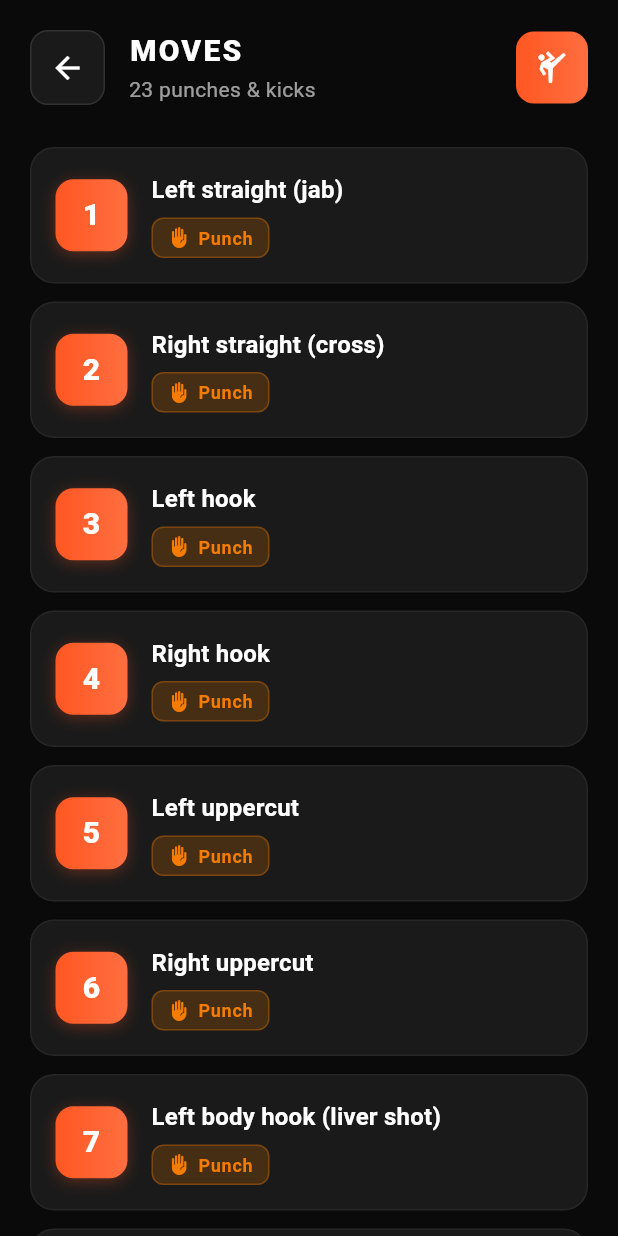
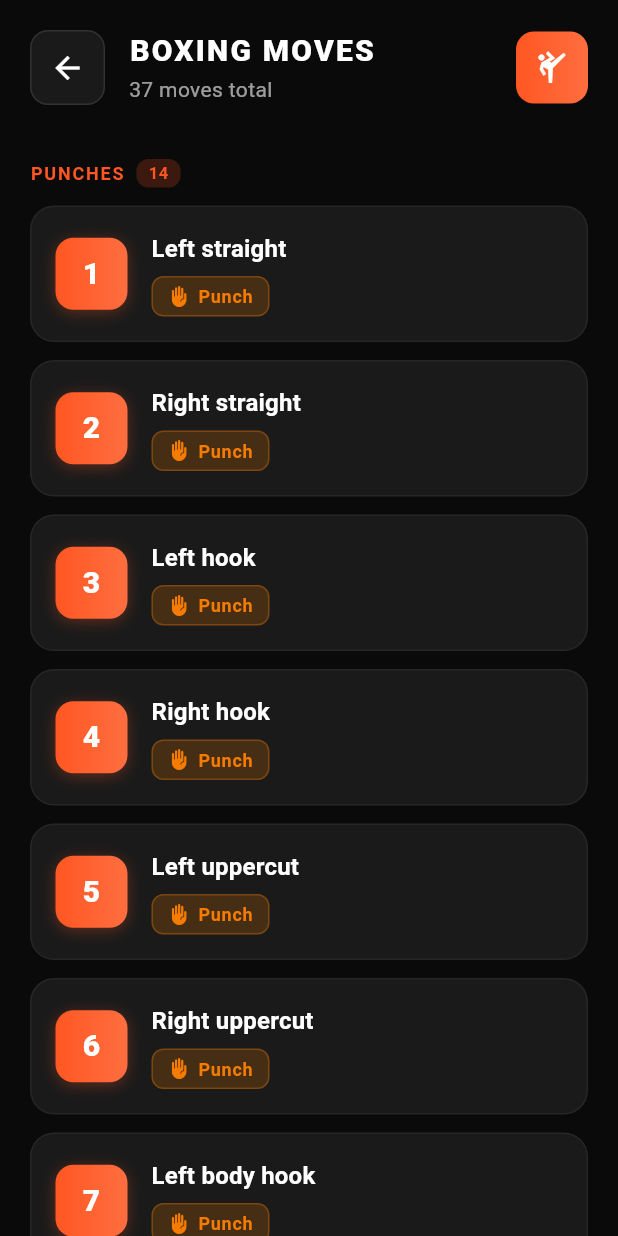
Before and after one commit to mikebg95/fight-my-shadow, a Flutter app: the MovesScreen screen opened directly, on a phone screen of 412 x 824 dp. Run offline on Flutter 3.47's test engine with Material 3 defaults, Android fonts, the phone set to English and light mode, and no system bars.

Commit message:
Refactor to Boxing-specific move system with new categories
Major refactor to replace kickboxing/Muay Thai moves with a clean
Boxing-only move system organized by proper categories.

Move Model Changes:
- Add Discipline enum (boxing, kickboxing, muayThai, kungFu)
- Update MoveCategory from punch/kick/other to punch/defense/footwork
- Add required discipline field to Move class
- Maintain optional description, tips, assetPath for future use

Boxing Move List (37 moves total):
- Punches (1-14): Numeric codes for all boxing punches
  Including straights, hooks, uppercuts, body shots, overhand, etc.
- Defense (A-M, no F): 12 defensive techniques with letter codes
  Including slips, rolls, duck, blocks, pull back, catch, parry
- Footwork (N-X): 11 movement techniques with letter codes
  Including steps, pivots, shuffles, circles, stance switch

Repository Updates:
- Now uses boxing_moves_data.dart as canonical source
- Add getMoveByCode() method supporting both numbers and letters
- Update category methods: getAllPunches/Defense/Footwork
- Remove kickboxing-specific methods
- Structure ready for future multi-discipline support

Moves Screen Improvements:
- Group moves into three sections: Punches, Defense, Footwork
- Sort punches numerically (1-14), defense/footwork alphabetically
- Add section headers with move counts
- Update category styling: punch (orange), defense (blue), footwork (purple)
- Header shows "BOXING MOVES - 37 moves total"

🤖 Generated with [Claude Code](https://claude.com/claude-code)

Co-Authored-By: Claude <noreply@anthropic.com>

````diff
--- /dev/null
+++ b/lib/data/boxing_moves_data.dart
@@ -0,0 +1,342 @@
+import 'package:fight_my_shadow/models/move.dart';
+
+/// The canonical list of all Boxing moves in the app.
+///
+/// This serves as the single source of truth for Boxing moves.
+///
+/// Structure:
+/// - Moves 1-14: Punches (numeric codes 1-14)
+/// - Moves 15-26: Defense (letter codes A-M, no F)
+/// - Moves 27-37: Footwork (letter codes N-X)
+///
+/// Each move has:
+/// - `id`: Unique identifier
+/// - `code`: User-facing code for combinations (numbers or letters)
+/// - `name`: Full descriptive name
+/// - `category`: punch, defense, or footwork
+/// - `discipline`: boxing
+final List<Move> boxingMoves = [
+  // PUNCHES (NUMBERS 1-14)
+  const Move(
+    id: 1,
+    code: '1',
+    name: 'Left straight',
+    category: MoveCategory.punch,
+    discipline: Discipline.boxing,
+  ),
+  const Move(
+    id: 2,
+    code: '2',
+    name: 'Right straight',
+    category: MoveCategory.punch,
+    discipline: Discipline.boxing,
+  ),
+  const Move(
+    id: 3,
+    code: '3',
+    name: 'Left hook',
+    category: MoveCategory.punch,
+    discipline: Discipline.boxing,
+  ),
+  const Move(
+    id: 4,
+    code: '4',
+    name: 'Right hook',
+    category: MoveCategory.punch,
+    discipline: Discipline.boxing,
+  ),
+  const Move(
+    id: 5,
+    code: '5',
+    name: 'Left uppercut',
+    category: MoveCategory.punch,
+    discipline: Discipline.boxing,
+  ),
+  const Move(
+    id: 6,
+    code: '6',
+    name: 'Right uppercut',
+    category: MoveCategory.punch,
+    discipline: Discipline.boxing,
+  ),
+  const Move(
+    id: 7,
+    code: '7',
+    name: 'Left body hook',
+    category: MoveCategory.punch,
+    discipline: Discipline.boxing,
+  ),
+  const Move(
+    id: 8,
+    code: '8',
+    name: 'Right body hook',
+    category: MoveCategory.punch,
+    discipline: Discipline.boxing,
+  ),
+  const Move(
+    id: 9,
+    code: '9',
+    name: 'Left straight to body',
+    category: MoveCategory.punch,
+    discipline: Discipline.boxing,
+  ),
+  const Move(
+    id: 10,
+    code: '10',
+    name: 'Right straight to body',
+    category: MoveCategory.punch,
+    discipline: Discipline.boxing,
+  ),
+  const Move(
+    id: 11,
+    code: '11',
+    name: 'Right overhand',
+    category: MoveCategory.punch,
+    discipline: Discipline.boxing,
+  ),
+  const Move(
+    id: 12,
+    code: '12',
+    name: 'Check hook',
+    category: MoveCategory.punch,
+    discipline: Discipline.boxing,
+  ),
+  const Move(
+    id: 13,
+    code: '13',
+    name: 'Left shovel hook',
+    category: MoveCategory.punch,
+    discipline: Discipline.boxing,
+  ),
+  const Move(
+    id: 14,
+    code: '14',
+    name: 'Right shovel hook',
+    category: MoveCategory.punch,
+    discipline: Discipline.boxing,
+  ),
+
+  // DEFENSE (LETTERS A-M, no F)
+  const Move(
+    id: 15,
+    code: 'A',
+    name: 'Slip left',
+    category: MoveCategory.defense,
+    discipline: Discipline.boxing,
+  ),
+  const Move(
+    id: 16,
+    code: 'B',
+    name: 'Slip right',
+    category: MoveCategory.defense,
+    discipline: Discipline.boxing,
+  ),
+  const Move(
+    id: 17,
+    code: 'C',
+    name: 'Roll left',
+    category: MoveCategory.defense,
+    discipline: Discipline.boxing,
+  ),
+  const Move(
+    id: 18,
+    code: 'D',
+    name: 'Roll right',
+    category: MoveCategory.defense,
+    discipline: Discipline.boxing,
+  ),
+  const Move(
+    id: 19,
+    code: 'E',
+    name: 'Duck',
+    category: MoveCategory.defense,
+    discipline: Discipline.boxing,
+  ),
+  const Move(
+    id: 20,
+    code: 'G',
+    name: 'Block straight left',
+    category: MoveCategory.defense,
+    discipline: Discipline.boxing,
+  ),
+  const Move(
+    id: 21,
+    code: 'H',
+    name: 'Pull back',
+    category: MoveCategory.defense,
+    discipline: Discipline.boxing,
+  ),
+  const Move(
+    id: 22,
+    code: 'I',
+    name: 'Block straight right',
+    category: MoveCategory.defense,
+    discipline: Discipline.boxing,
+  ),
+  const Move(
+    id: 23,
+    code: 'J',
+    name: 'Block left hook',
+    category: MoveCategory.defense,
+    discipline: Discipline.boxing,
+  ),
+  const Move(
+    id: 24,
+    code: 'K',
+    name: 'Block right hook',
+    category: MoveCategory.defense,
+    discipline: Discipline.boxing,
+  ),
+  const Move(
+    id: 25,
+    code: 'L',
+    name: 'Catch jab',
+    category: MoveCategory.defense,
+    discipline: Discipline.boxing,
+  ),
+  const Move(
+    id: 26,
+    code: 'M',
+    name: 'Parry',
+    category: MoveCategory.defense,
+    discipline: Discipline.boxing,
+  ),
+
+  // FOOTWORK (LETTERS N-X)
+  const Move(
+    id: 27,
+    code: 'N',
+    name: 'Step in',
+    category: MoveCategory.footwork,
+    discipline: Discipline.boxing,
+  ),
+  const Move(
+    id: 28,
+    code: 'O',
+    name: 'Step back',
+    category: MoveCategory.footwork,
+    discipline: Discipline.boxing,
+  ),
+  const Move(
+    id: 29,
+    code: 'P',
+    name: 'Step left',
+    category: MoveCategory.footwork,
+    discipline: Discipline.boxing,
+  ),
+  const Move(
+    id: 30,
+    code: 'Q',
+    name: 'Step right',
+    category: MoveCategory.footwork,
+    discipline: Discipline.boxing,
+  ),
+  const Move(
+    id: 31,
+    code: 'R',
+    name: 'Pivot left',
+    category: MoveCategory.footwork,
+    discipline: Discipline.boxing,
+  ),
+  const Move(
+    id: 32,
+    code: 'S',
+    name: 'Pivot right',
+    category: MoveCategory.footwork,
+    discipline: Discipline.boxing,
+  ),
+  const Move(
+    id: 33,
+    code: 'T',
+    name: 'Shuffle forward',
+    category: MoveCategory.footwork,
+    discipline: Discipline.boxing,
+  ),
+  const Move(
+    id: 34,
+    code: 'U',
+    name: 'Shuffle backward',
+    category: MoveCategory.footwork,
+    discipline: Discipline.boxing,
+  ),
+  const Move(
+    id: 35,
+    code: 'V',
+    name: 'Circle left',
+    category: MoveCategory.footwork,
+    discipline: Discipline.boxing,
+  ),
+  const Move(
+    id: 36,
+    code: 'W',
+    name: 'Circle right',
+    category: MoveCategory.footwork,
+    discipline: Discipline.boxing,
+  ),
+  const Move(
+    id: 37,
+    code: 'X',
+    name: 'Switch stance',
+    category: MoveCategory.footwork,
+    discipline: Discipline.boxing,
+  ),
+];
+
+/// Get a move by its unique ID.
+Move? getMoveById(int id) {
+  try {
+    return boxingMoves.firstWhere((move) => move.id == id);
+  } catch (e) {
+    return null;
+  }
+}
+
+/// Get a move by its code string (works for both numbers and letters).
+///
+/// Example:
+/// ```dart
+/// final jab = getMoveByCode('1');     // Returns Move(id: 1, name: "Left straight")
+/// final slipLeft = getMoveByCode('A'); // Returns Move(id: 15, name: "Slip left")
+/// ```
+Move? getMoveByCode(String code) {
+  try {
+    return boxingMoves.firstWhere((move) => move.code == code);
+  } catch (e) {
+    return null;
+  }
+}
+
+/// Get all moves of a specific category.
+///
+/// Example:
+/// ```dart
+/// final punches = getMovesByCategory(MoveCategory.punch);    // Returns moves 1-14
+/// final defense = getMovesByCategory(MoveCategory.defense);  // Returns moves A-M
+/// final footwork = getMovesByCategory(MoveCategory.footwork); // Returns moves N-X
+/// ```
+List<Move> getMovesByCategory(MoveCategory category) {
+  return boxingMoves.where((move) => move.category == category).toList();
+}
+
+/// Get all moves for a specific discipline.
+List<Move> getMovesByDiscipline(Discipline discipline) {
+  return boxingMoves.where((move) => move.discipline == discipline).toList();
+}
+
+/// Get all punches.
+List<Move> getAllPunches() {
+  return getMovesByCategory(MoveCategory.punch);
+}
+
+/// Get all defense moves.
+List<Move> getAllDefense() {
+  return getMovesByCategory(MoveCategory.defense);
+}
+
+/// Get all footwork moves.
+List<Move> getAllFootwork() {
+  return getMovesByCategory(MoveCategory.footwork);
+}
+
+/// Total number of Boxing moves.
+int get totalMoves => boxingMoves.length;
--- a/lib/models/move.dart
+++ b/lib/models/move.dart
@@ -1,8 +1,32 @@
+/// Represents the training discipline for a move
+enum Discipline {
+  boxing,
+  kickboxing,
+  muayThai,
+  kungFu,
+}
+
+/// Extension to get display-friendly labels for disciplines
+extension DisciplineExtension on Discipline {
+  String get label {
+    switch (this) {
+      case Discipline.boxing:
+        return 'Boxing';
+      case Discipline.kickboxing:
+        return 'Kickboxing';
+      case Discipline.muayThai:
+        return 'Muay Thai';
+      case Discipline.kungFu:
+        return 'Kung Fu';
+    }
+  }
+}
+
 /// Represents the category/type of a fighting move
 enum MoveCategory {
   punch,
-  kick,
-  other,
+  defense,
+  footwork,
 }
 
 /// Extension to get display-friendly labels for move categories
@@ -11,46 +35,50 @@ extension MoveCategoryExtension on MoveCategory {
     switch (this) {
       case MoveCategory.punch:
         return 'Punch';
-      case MoveCategory.kick:
-        return 'Kick';
-      case MoveCategory.other:
-        return 'Other';
+      case MoveCategory.defense:
+        return 'Defense';
+      case MoveCategory.footwork:
+        return 'Footwork';
     }
   }
 }
 
-/// Represents a single fighting move (punch, kick, etc.)
+/// Represents a single fighting move.
 ///
 /// This is an immutable value object that defines a move used in
-/// kickboxing/Muay Thai combinations.
+/// martial arts combinations.
 ///
 /// Example:
 /// ```dart
 /// const jab = Move(
 ///   id: 1,
 ///   code: '1',
-///   name: 'Left straight (jab)',
+///   name: 'Left straight',
 ///   category: MoveCategory.punch,
-///   description: 'A quick, straight punch with the lead hand...',
+///   discipline: Discipline.boxing,
 /// );
 /// ```
 class Move {
-  /// Unique stable identifier for this move (1-23)
+  /// Unique stable identifier for this move
   final int id;
 
-  /// Short code used in numeric combinations (e.g., "1", "2", "F", "S")
+  /// Short code used in combinations (e.g., "1", "2", "A", "N")
+  /// This is the primary external label for the move
   final String code;
 
-  /// Full human-readable name (e.g., "Left straight (jab)")
+  /// Full human-readable name (e.g., "Left straight", "Slip left")
   final String name;
 
   /// The category/type of this move
   final MoveCategory category;
 
-  /// Detailed description explaining what the move is and how to execute it
+  /// The training discipline this move belongs to
+  final Discipline discipline;
+
+  /// Optional detailed description explaining what the move is and how to execute it
   final String? description;
 
-  /// Key coaching tips, cues, or common mistakes to avoid
+  /// Optional coaching tips, cues, or common mistakes to avoid
   final List<String>? tips;
 
   /// Optional path to an asset image or animation (e.g., 'assets/moves/jab.gif')
@@ -61,19 +89,19 @@ class Move {
     required this.code,
     required this.name,
     required this.category,
+    required this.discipline,
     this.description,
     this.tips,
     this.assetPath,
   });
 
   /// Creates a copy of this move with the given fields replaced
-  ///
-  /// Useful for future extensibility when adding optional fields
   Move copyWith({
     int? id,
     String? code,
     String? name,
     MoveCategory? category,
+    Discipline? discipline,
     String? description,
     List<String>? tips,
     String? assetPath,
@@ -83,6 +111,7 @@ class Move {
       code: code ?? this.code,
       name: name ?? this.name,
       category: category ?? this.category,
+      discipline: discipline ?? this.discipline,
       description: description ?? this.description,
       tips: tips ?? this.tips,
       assetPath: assetPath ?? this.assetPath,
@@ -91,7 +120,7 @@ class Move {
 
   @override
   String toString() {
-    return 'Move(id: $id, code: "$code", name: "$name", category: ${category.name})';
+    return 'Move(id: $id, code: "$code", name: "$name", category: ${category.name}, discipline: ${discipline.name})';
   }
 
   @override
--- a/lib/repositories/move_repository.dart
+++ b/lib/repositories/move_repository.dart
@@ -1,5 +1,5 @@
 import 'package:fight_my_shadow/models/move.dart';
-import 'package:fight_my_shadow/data/moves_data.dart' as moves_data;
+import 'package:fight_my_shadow/data/boxing_moves_data.dart' as boxing_data;
 
 /// Abstract interface for accessing Move data.
 ///
@@ -20,42 +20,40 @@ abstract class MoveRepository {
   /// ```
   Move? getMoveById(int id);
 
+  /// Gets a move by its code string (works for numbers and letters).
+  ///
+  /// Example:
+  /// ```dart
+  /// final jab = repository.getMoveByCode('1');
+  /// final slipLeft = repository.getMoveByCode('A');
+  /// ```
+  Move? getMoveByCode(String code);
+
   /// Gets all moves of a specific category.
   ///
   /// Example:
   /// ```dart
   /// final punches = repository.getMovesByCategory(MoveCategory.punch);
-  /// final kicks = repository.getMovesByCategory(MoveCategory.kick);
+  /// final defense = repository.getMovesByCategory(MoveCategory.defense);
   /// ```
   List<Move> getMovesByCategory(MoveCategory category);
 
   /// Gets all punch moves (convenience method).
-  ///
-  /// Returns all moves with category [MoveCategory.punch].
   List<Move> getAllPunches();
 
-  /// Gets all kick moves (convenience method).
-  ///
-  /// Returns all moves with category [MoveCategory.kick].
-  List<Move> getAllKicks();
+  /// Gets all defense moves (convenience method).
+  List<Move> getAllDefense();
 
-  /// Gets moves in a specific ID range.
-  ///
-  /// Useful for creating combinations with limited move sets.
-  ///
-  /// Example:
-  /// ```dart
-  /// final basicMoves = repository.getMovesInRange(1, 6);  // Basic punches
-  /// ```
-  List<Move> getMovesInRange(int startId, int endId);
+  /// Gets all footwork moves (convenience method).
+  List<Move> getAllFootwork();
 
   /// Gets the total number of available moves.
   int get totalMoves;
 }
 
-/// In-memory implementation of [MoveRepository].
+/// In-memory implementation of [MoveRepository] for Boxing.
 ///
-/// Uses a predefined list of 21 moves stored in memory.
+/// Uses a predefined list of Boxing moves stored in memory.
 /// This is the current default implementation.
 ///
 /// Usage:
@@ -63,39 +61,45 @@ abstract class MoveRepository {
 /// final repository = InMemoryMoveRepository();
 /// final allMoves = repository.getAllMoves();
 /// final jab = repository.getMoveById(1);
+/// final slipLeft = repository.getMoveByCode('A');
 /// ```
 class InMemoryMoveRepository implements MoveRepository {
   @override
   List<Move> getAllMoves() {
     // Return an unmodifiable list to prevent accidental modifications
-    return List.unmodifiable(moves_data.allMoves);
+    return List.unmodifiable(boxing_data.boxingMoves);
   }
 
   @override
   Move? getMoveById(int id) {
-    return moves_data.getMoveById(id);
+    return boxing_data.getMoveById(id);
+  }
+
+  @override
+  Move? getMoveByCode(String code) {
+    return boxing_data.getMoveByCode(code);
   }
 
   @override
   List<Move> getMovesByCategory(MoveCategory category) {
-    return moves_data.getMovesByCategory(category);
+    return boxing_data.getMovesByCategory(category);
   }
 
   @override
   List<Move> getAllPunches() {
-    return moves_data.getAllPunches();
+    return boxing_data.getAllPunches();
   }
 
   @override
-  List<Move> getAllKicks() {
-    return moves_data.getAllKicks();
+  List<Move> getAllDefense() {
+    return boxing_data.getAllDefense();
   }
 
   @override
-  List<Move> getMovesInRange(int startId, int endId) {
-    return moves_data.getMovesInRange(startId, endId);
+  List<Move> getAllFootwork() {
+    return boxing_data.getAllFootwork();
   }
 
   @override
-  int get totalMoves => moves_data.totalMoves;
+  int get totalMoves => boxing_data.totalMoves;
 }
--- a/lib/screens/moves_screen.dart
+++ b/lib/screens/moves_screen.dart
@@ -2,32 +2,60 @@ import 'package:flutter/material.dart';
 import 'package:fight_my_shadow/models/move.dart';
 import 'package:fight_my_shadow/repositories/move_repository.dart';
 
-/// Screen that displays all available moves in a scrollable list.
+/// Screen that displays all available moves grouped by category.
 ///
-/// This is a read-only view of the moves catalog.
+/// Shows Boxing moves organized into Punches, Defense, and Footwork sections.
 class MovesScreen extends StatelessWidget {
   const MovesScreen({super.key});
 
   @override
   Widget build(BuildContext context) {
     final repository = InMemoryMoveRepository();
-    final moves = repository.getAllMoves();
+
+    // Get moves by category
+    final punches = repository.getMovesByCategory(MoveCategory.punch);
+    final defense = repository.getMovesByCategory(MoveCategory.defense);
+    final footwork = repository.getMovesByCategory(MoveCategory.footwork);
+
+    // Sort punches numerically by code (1, 2, 3, ..., 14)
+    punches.sort((a, b) {
+      final aNum = int.tryParse(a.code) ?? 999;
+      final bNum = int.tryParse(b.code) ?? 999;
+      return aNum.compareTo(bNum);
+    });
+
+    // Sort defense and footwork alphabetically by code
+    defense.sort((a, b) => a.code.compareTo(b.code));
+    footwork.sort((a, b) => a.code.compareTo(b.code));
+
+    final totalMoves = repository.totalMoves;
 
     return Scaffold(
       body: SafeArea(
         child: Column(
           children: [
             // Header
-            _buildHeader(context, moves.length),
+            _buildHeader(context, totalMoves),
 
-            // Moves list
+            // Moves list with category sections
             Expanded(
-              child: ListView.builder(
+              child: ListView(
                 padding: const EdgeInsets.fromLTRB(20, 8, 20, 20),
-                itemCount: moves.length,
-                itemBuilder: (context, index) {
-                  return _MoveListItem(move: moves[index]);
-                },
+                children: [
+                  // Punches section
+                  _buildSectionHeader(context, 'Punches', punches.length),
+                  ...punches.map((move) => _MoveListItem(move: move)),
+                  const SizedBox(height: 16),
+
+                  // Defense section
+                  _buildSectionHeader(context, 'Defense', defense.length),
+                  ...defense.map((move) => _MoveListItem(move: move)),
+                  const SizedBox(height: 16),
+
+                  // Footwork section
+                  _buildSectionHeader(context, 'Footwork', footwork.length),
+                  ...footwork.map((move) => _MoveListItem(move: move)),
+                ],
               ),
             ),
           ],
@@ -63,7 +91,7 @@ class MovesScreen extends StatelessWidget {
               crossAxisAlignment: CrossAxisAlignment.start,
               children: [
                 Text(
-                  'MOVES',
+                  'BOXING MOVES',
                   style: Theme.of(context).textTheme.titleLarge?.copyWith(
                         letterSpacing: 1.5,
                         fontWeight: FontWeight.w800,
@@ -71,7 +99,7 @@ class MovesScreen extends StatelessWidget {
                 ),
                 const SizedBox(height: 4),
                 Text(
-                  '$moveCount punches & kicks',
+                  '$moveCount moves total',
                   style: Theme.of(context).textTheme.bodyMedium?.copyWith(
                         color: Colors.white.withOpacity(0.6),
                       ),
@@ -96,6 +124,41 @@ class MovesScreen extends StatelessWidget {
               Icons.sports_martial_arts,
               color: Colors.white,
               size: 24,
+            ),
+          ),
+        ],
+      ),
+    );
+  }
+
+  Widget _buildSectionHeader(BuildContext context, String title, int count) {
+    return Padding(
+      padding: const EdgeInsets.only(top: 8, bottom: 12),
+      child: Row(
+        children: [
+          Text(
+            title.toUpperCase(),
+            style: Theme.of(context).textTheme.bodyMedium?.copyWith(
+                  fontSize: 12,
+                  fontWeight: FontWeight.w700,
+                  letterSpacing: 1.2,
+                  color: Theme.of(context).colorScheme.primary,
+                ),
+          ),
+          const SizedBox(width: 8),
+          Container(
+            padding: const EdgeInsets.symmetric(horizontal: 8, vertical: 2),
+            decoration: BoxDecoration(
+              color: Theme.of(context).colorScheme.primary.withOpacity(0.2),
+              borderRadius: BorderRadius.circular(8),
+            ),
+            child: Text(
+              '$count',
+              style: Theme.of(context).textTheme.bodySmall?.copyWith(
+                    fontSize: 11,
+                    fontWeight: FontWeight.w700,
+                    color: Theme.of(context).colorScheme.primary,
+                  ),
             ),
           ),
         ],
@@ -197,13 +260,13 @@ class _MoveListItem extends StatelessWidget {
         categoryColor = Colors.orange.shade700;
         categoryIcon = Icons.front_hand;
         break;
-      case MoveCategory.kick:
+      case MoveCategory.defense:
         categoryColor = Colors.blue.shade700;
-        categoryIcon = Icons.sports_martial_arts;
+        categoryIcon = Icons.shield;
         break;
-      case MoveCategory.other:
-        categoryColor = Colors.grey.shade700;
-        categoryIcon = Icons.more_horiz;
+      case MoveCategory.footwork:
+        categoryColor = Colors.purple.shade700;
+        categoryIcon = Icons.directions_walk;
         break;
     }
 
````
